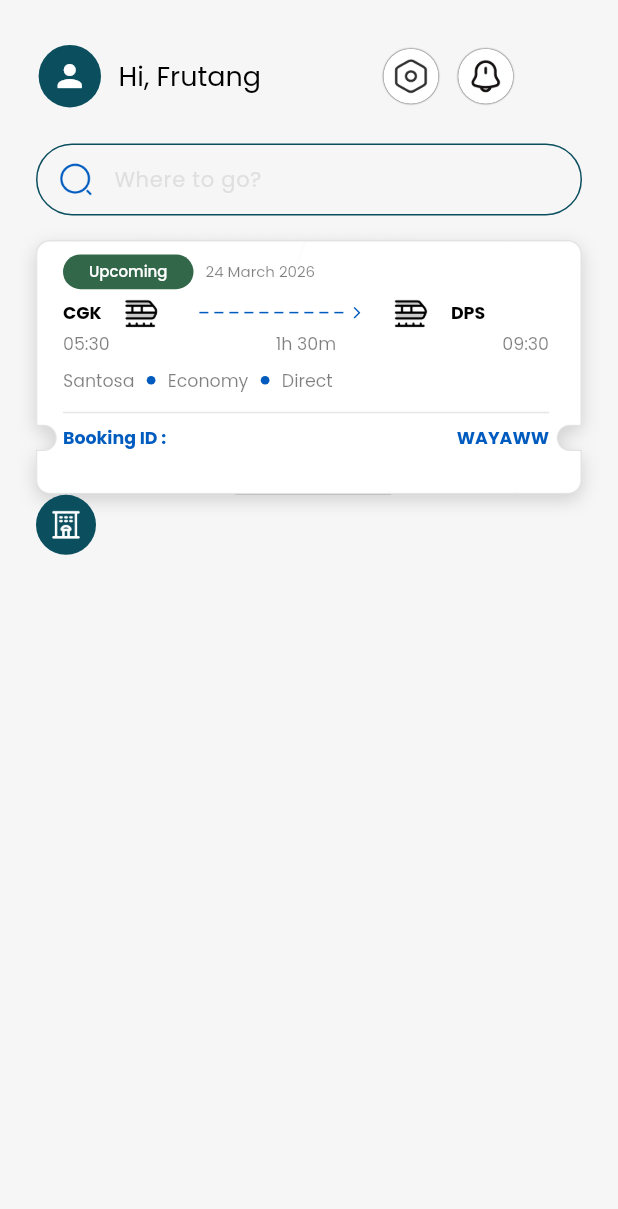
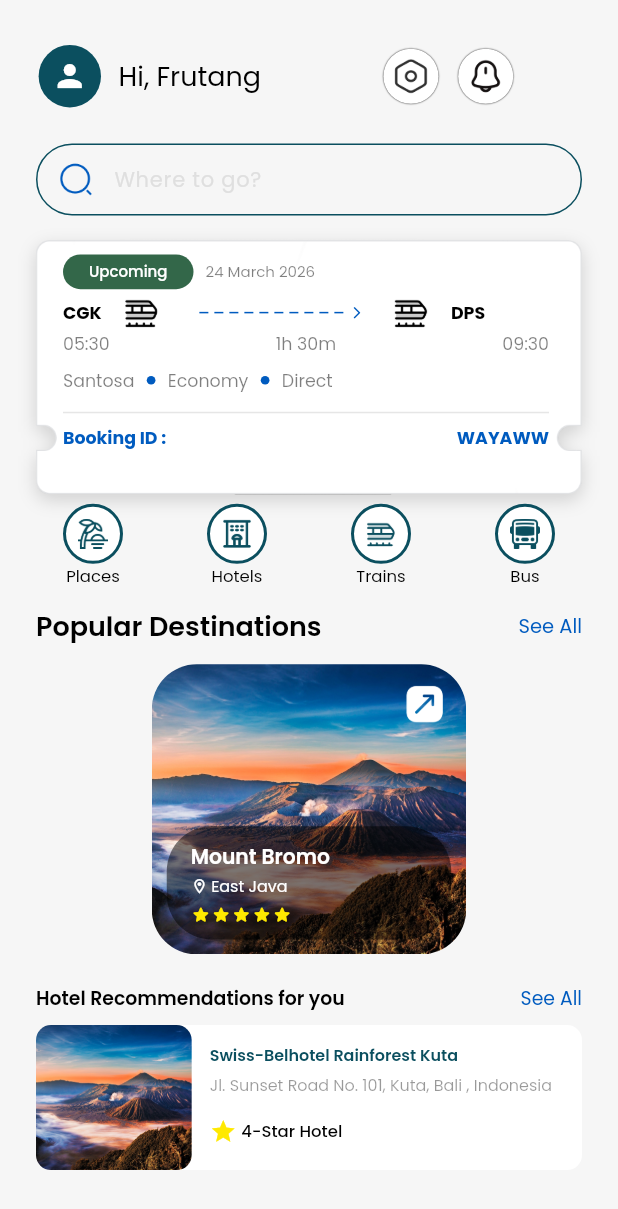
Before and after one commit to RaidFortallz/ULIN_Travel_Booking_App, a Flutter app: the HomePage screen opened by its route, on a phone screen of 412 x 824 dp. Shown: the top 1209 px of the screen. Run offline on Flutter 3.47's test engine with Material 3 defaults, Android fonts, the phone set to English and light mode, and no system bars; drawn by our look-alikes of dotted_line; our stand-ins replace flutter_screenutil, go_router, material_ui, pinput, smooth_page_indicator.

Commit message:
feat: Update Home

```diff
--- a/lib/core/constants/colors_theme.dart
+++ b/lib/core/constants/colors_theme.dart
@@ -9,4 +9,5 @@ abstract class WarnaApp {
   static const Color wrGrey = Color(0xFFD0D0D0);
   static const Color wrGreen = Color(0xFF0b4f5f);
   static const Color wrGreen2 = Color(0xFF336749);
+  static const Color wrYellow = Color(0xFFFFE900);
 }
--- a/lib/core/constants/custom_widgets/text_custom.dart
+++ b/lib/core/constants/custom_widgets/text_custom.dart
@@ -9,6 +9,8 @@ class TextCustom extends StatelessWidget {
   final TextAlign textAlign;
   final double letterSpacing;
   final double height;
+  final int? maxLines;
+  final TextOverflow? overflow;
 
   const TextCustom(
     this.text, {
@@ -19,6 +21,8 @@ class TextCustom extends StatelessWidget {
     this.textAlign = TextAlign.left,
     this.letterSpacing = 0,
     this.height = 0,
+    this.maxLines,
+    this.overflow,
   });
 
   @override
@@ -26,6 +30,8 @@ class TextCustom extends StatelessWidget {
     return Text(
       text,
       textAlign: textAlign,
+      maxLines: maxLines,
+      overflow: overflow,
       style: TextStyle(
         fontSize: fontSize,
         fontWeight: fontWeight,
--- a/lib/features/home/presentation/pages/home_page.dart
+++ b/lib/features/home/presentation/pages/home_page.dart
@@ -4,6 +4,8 @@ import 'package:ulin/features/home/presentation/widgets/booking_card.dart';
 import 'package:ulin/features/home/presentation/widgets/booking_menu.dart';
 import 'package:ulin/features/home/presentation/widgets/home_header.dart';
 import 'package:ulin/features/home/presentation/widgets/home_search_field.dart';
+import 'package:ulin/features/home/presentation/widgets/hotel_recommendations.dart';
+import 'package:ulin/features/home/presentation/widgets/popular_destinations.dart';
 
 
 class HomePage extends StatelessWidget {
@@ -30,8 +32,15 @@ class HomePage extends StatelessWidget {
                   SizedBox(height: 16),
                   //booking_card.dart
                   const BookingCard(),
+                  SizedBox(height: 6),
                   //booking_menu.dart
                   const BookingMenu(),
+                  SizedBox(height: 12),
+                  //popular_destinations.dart
+                  const PopularDestinations(),
+                  SizedBox(height: 20),
+                  //hotels_recommendation.dart
+                  const HotelsRecommendation(),
                 ],
               ),
             ),
--- a/lib/features/home/presentation/widgets/booking_menu.dart
+++ b/lib/features/home/presentation/widgets/booking_menu.dart
@@ -1,29 +1,126 @@
 import 'package:flutter/material.dart';
 import 'package:ulin/core/constants/colors_theme.dart';
+import 'package:ulin/core/constants/custom_widgets/text_custom.dart';
 
 class BookingMenu extends StatelessWidget {
   const BookingMenu({super.key});
 
   @override
   Widget build(BuildContext context) {
-    return Row(
+    return Padding(
+      padding: const EdgeInsets.symmetric(horizontal: 18),
+      child: Row(
+        mainAxisAlignment: MainAxisAlignment.spaceBetween,
+        children: [
+          GestureDetector(
+            onTap: () {
+
+            },
+            child: Column(
               children: [
                 Container(
                   width: 40,
                   height: 40,
                   decoration: BoxDecoration(
                     shape: BoxShape.circle,
+                    color: WarnaApp.wrWhite,
+                    border: Border.all(color: WarnaApp.wrGreen, width: 2)
+                  ),
+                  child: Center(
+                    child: Image.asset(
+                      'assets/images/booking_menu/vacation.png',
+                      width: 20,
+                      height: 20,
                       color: WarnaApp.wrGreen,
+                    ),
+                  ),
+                ),
+                TextCustom("Places", fontSize: 11, color: WarnaApp.wrBlack),
+              ],
+            ),
+          ),
+
+          GestureDetector(
+            onTap: () {
+
+            },
+            child: Column(
+              children: [
+                Container(
+                  width: 40,
+                  height: 40,
+                  decoration: BoxDecoration(
+                    shape: BoxShape.circle,
+                    color: WarnaApp.wrWhite,
+                    border: Border.all(color: WarnaApp.wrGreen, width: 2)
                   ),
                   child: Center(
                     child: Image.asset(
                       'assets/images/booking_menu/hotel.png',
                       width: 20,
                       height: 20,
+                      color: WarnaApp.wrGreen,
                     ),
                   ),
                 ),
+                TextCustom("Hotels", fontSize: 11, color: WarnaApp.wrBlack),
               ],
+            ),
+          ),
+
+          GestureDetector(
+            child: Column(
+              children: [
+                Container(
+                  width: 40,
+                  height: 40,
+                  decoration: BoxDecoration(
+                    shape: BoxShape.circle,
+                    color: WarnaApp.wrWhite,
+                    border: Border.all(color: WarnaApp.wrGreen, width: 2)
+                  ),
+                  child: Center(
+                    child: Image.asset(
+                      'assets/images/train.png',
+                      width: 20,
+                      height: 20,
+                      color: WarnaApp.wrGreen,
+                    ),
+                  ),
+                ),
+                TextCustom("Trains", fontSize: 11, color: WarnaApp.wrBlack),
+              ],
+            ),
+          ),
+
+          GestureDetector(
+            child: Column(
+              children: [
+                Container(
+                  width: 40,
+                  height: 40,
+                  decoration: BoxDecoration(
+                    shape: BoxShape.circle,
+                    color: WarnaApp.wrWhite,
+                    border: Border.all(color: WarnaApp.wrGreen, width: 2)
+                  ),
+                  child: Center(
+                    child: Image.asset(
+                      'assets/images/booking_menu/bus.png',
+                      width: 20,
+                      height: 20,
+                      color: WarnaApp.wrGreen,
+                    ),
+                  ),
+                ),
+                TextCustom("Bus", fontSize: 11, color: WarnaApp.wrBlack),
+              ],
+            ),
+          ),
+
+
+        ],
+      ),
     );
   }
 }
--- /dev/null
+++ b/lib/features/home/presentation/widgets/hotel_recommendations.dart
@@ -0,0 +1,80 @@
+import 'package:flutter/material.dart';
+import 'package:flutter_screenutil/flutter_screenutil.dart';
+import 'package:ulin/core/constants/colors_theme.dart';
+import 'package:ulin/core/constants/custom_widgets/text_custom.dart';
+
+class HotelsRecommendation extends StatelessWidget {
+  const HotelsRecommendation({super.key});
+
+  @override
+  Widget build(BuildContext context) {
+    return Column(
+      children: [
+        Row(
+          mainAxisAlignment: MainAxisAlignment.spaceBetween,
+          children: [
+            TextCustom(
+              "Hotel Recommendations for you",
+              fontSize: 13.sp,
+              fontWeight: FontWeight.w600,
+            ),
+            TextCustom("See All", fontSize: 13.sp, color: WarnaApp.wrBlue),
+          ],
+        ),
+
+        SizedBox(height: 8),
+
+        Container(
+          width: double.infinity,
+          height: 100.h,
+          decoration: BoxDecoration(
+            borderRadius: BorderRadius.circular(10),
+            color: WarnaApp.wrWhite,
+          ),
+          child: Row(
+            crossAxisAlignment: CrossAxisAlignment.start,
+            children: [
+              ClipRRect(
+                borderRadius: BorderRadius.circular(10),
+                child: SizedBox(
+                  width: 99.w,
+                  height: double.infinity,
+                  child: Image.asset(
+                    "assets/images/places/gunung.jpeg",
+                    fit: BoxFit.cover,
+                  ),
+                ),
+              ),
+
+              Expanded(
+                child: Padding(
+                  padding: const EdgeInsets.symmetric(horizontal: 12, vertical: 12),
+                  child: Column(
+                    crossAxisAlignment: CrossAxisAlignment.start,
+                    children: [
+                      TextCustom("Swiss-Belhotel Rainforest Kuta", fontSize: 11.sp, fontWeight: FontWeight.w600, color: WarnaApp.wrGreen, maxLines: 1, overflow: TextOverflow.ellipsis,),
+
+                      SizedBox(height: 4,),
+
+                      TextCustom("Jl. Sunset Road No. 101, Kuta, Bali , Indonesia", fontSize: 11.sp,  maxLines: 1, overflow: TextOverflow.ellipsis, color: WarnaApp.wrBlack.withValues(alpha: 0.4),),
+
+                      SizedBox(height: 14,),
+
+                      Row(
+                        children: [
+                          Icon(Icons.star_outlined, color: WarnaApp.wrYellow, size: 18,),
+                          SizedBox(width: 3,),
+                          TextCustom("4-Star Hotel", fontSize: 11, fontWeight: FontWeight.w500,)
+                        ],
+                      )
+                    ],
+                  ),
+                ),
+              )
+            ],
+          ),
+        ),
+      ],
+    );
+  }
+}
--- /dev/null
+++ b/lib/features/home/presentation/widgets/popular_destinations.dart
@@ -0,0 +1,114 @@
+import 'package:flutter/material.dart';
+import 'package:flutter_screenutil/flutter_screenutil.dart';
+import 'package:ulin/core/constants/colors_theme.dart';
+import 'package:ulin/core/constants/custom_widgets/text_custom.dart';
+
+class PopularDestinations extends StatelessWidget {
+  const PopularDestinations({super.key});
+
+  @override
+  Widget build(BuildContext context) {
+    return Column(
+      children: [
+        Row(
+          mainAxisAlignment: MainAxisAlignment.spaceBetween,
+          children: [
+            TextCustom(
+              "Popular Destinations",
+              fontSize: 18,
+              fontWeight: FontWeight.w600,
+            ),
+            TextCustom("See All", fontSize: 13, color: WarnaApp.wrBlue),
+          ],
+        ),
+
+        SizedBox(height: 12),
+
+        SizedBox(
+          width: 200.w,
+          height: 200.h,
+          child: ClipRRect(
+            borderRadius: BorderRadiusGeometry.circular(30),
+            child: Stack(
+              fit: StackFit.expand,
+              children: [
+                Image.asset(
+                  "assets/images/places/gunung.jpeg",
+                  fit: BoxFit.cover,
+                ),
+
+                Positioned(
+                  top: 12,
+                  right: 12,
+                  child: Center(
+                    child: Image.asset(
+                      "assets/images/arrow_north.png",
+                      width: 30.w,
+                      height: 30.h,
+                    ),
+                  ),
+                ),
+
+                Positioned(
+                  left: 10,
+                  right: 10,
+                  bottom: 10,
+                  child: Container(
+                    padding: EdgeInsets.symmetric(horizontal: 16, vertical: 10),
+                    decoration: BoxDecoration(
+                      borderRadius: BorderRadius.circular(30),
+                      color: WarnaApp.wrBlack.withValues(alpha: 0.5),
+                    ),
+                    child: Column(
+                      // mainAxisSize: MainAxisSize.min,
+                      crossAxisAlignment: CrossAxisAlignment.start,
+                      children: [
+                        TextCustom(
+                          "Mount Bromo",
+                          fontSize: 14.sp,
+                          fontWeight: FontWeight.w600,
+                          color: WarnaApp.wrWhite,
+                        ),
+
+                        SizedBox(height: 2),
+
+                        Row(
+                          children: [
+                            Icon(
+                              Icons.location_on_outlined,
+                              size: 12.sp,
+                              color: WarnaApp.wrWhite,
+                            ),
+                            SizedBox(width: 2),
+                            TextCustom(
+                              "East Java",
+                              fontSize: 11.sp,
+                              color: WarnaApp.wrWhite,
+                            ),
+                          ],
+                        ),
+
+                        SizedBox(height: 4),
+
+                        Row(
+                          children: List.generate(
+                            5,
+                            (index) => Icon(
+                              Icons.star_rounded,
+                              size: 14.sp,
+                              color: WarnaApp.wrYellow,
+                            ),
+                          ),
+                        ),
+                      ],
+                    ),
+                  ),
+                ),
+              ],
+            ),
+          ),
+        ),
+      ],
+    );
+  }
+}
--- a/pubspec.yaml
+++ b/pubspec.yaml
@@ -84,6 +84,7 @@ flutter:
     - assets/images/onboarding/
     - assets/images/button/
     - assets/images/booking_menu/
+    - assets/images/places/
   #   - images/a_dot_ham.jpeg
 
   # An image asset can refer to one or more resolution-specific "variants", see
```
Also changed, not shown: assets/images/arrow_north.png (added), assets/images/booking_menu/bus.png (added), assets/images/booking_menu/vacation.png (added), assets/images/places/gunung.jpeg (added). Lines whose indentation alone changed are shown as unchanged.
